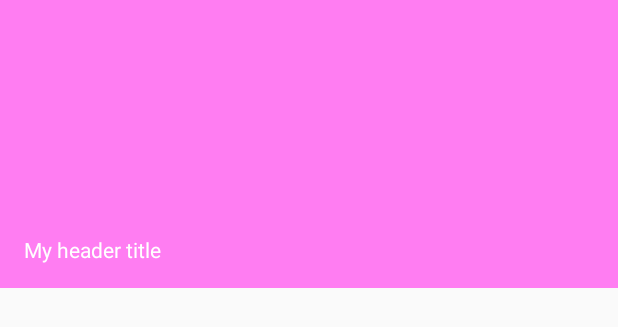
After one commit to EmaGitHub/KotlinApp, an Android app: the layout nav_header.xml on its own in the app's theme, with its tools: preview values and no code run, on a phone screen of 412 x 824 dp. The commit adds this screen. Shown: the top 327 px of the screen. Run offline under Robolectric (Android 15) with nearby library versions, the phone set to English and light mode, and no system bars.

Commit message:
nav bar implemented

```diff
--- a/app/build.gradle
+++ b/app/build.gradle
@@ -63,4 +63,6 @@ dependencies {
     testImplementation 'junit:junit:4.12'
     androidTestImplementation 'com.android.support.test:runner:1.0.2'
     androidTestImplementation 'com.android.support.test.espresso:espresso-core:3.0.2'
+
+    implementation 'com.android.support:design:28.0.0-beta01'
 }
--- /dev/null
+++ b/app/src/main/res/layout/nav_header.xml
@@ -0,0 +1,17 @@
+<?xml version="1.0" encoding="utf-8"?>
+<LinearLayout xmlns:android="http://schemas.android.com/apk/res/android"
+    android:layout_width="match_parent"
+    android:layout_height="192dp"
+    android:background="@color/pink"
+    android:padding="16dp"
+    android:theme="@style/ThemeOverlay.AppCompat.Dark"
+    android:orientation="vertical"
+    android:gravity="bottom">
+
+  <TextView
+      android:layout_width="match_parent"
+      android:layout_height="wrap_content"
+      android:text="My header title"
+      android:textAppearance="@style/TextAppearance.AppCompat.Body1"/>
+
+</LinearLayout>
```
Also changed, not shown: app/src/main/java/com/example/emanuelecalvisi/kotlinapp/MainActivity.kt (+44 -1 lines), app/src/main/res/layout/activity_main.xml (+30 -4 lines), app/src/main/res/menu/drawer_view.xml (added, +17 -0 lines), app/src/main/res/values/strings.xml (+6 -1 lines).
